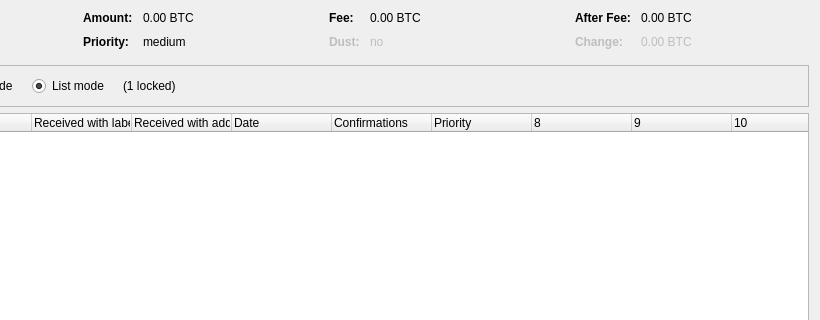
Old version of the form src/qt/forms/coincontroldialog.ui in the repository cuckoocoin/cuckoocoin-core; both pictures show x 180 to 1000 and y 0 to 320 of the 1000 by 500 pixel window.
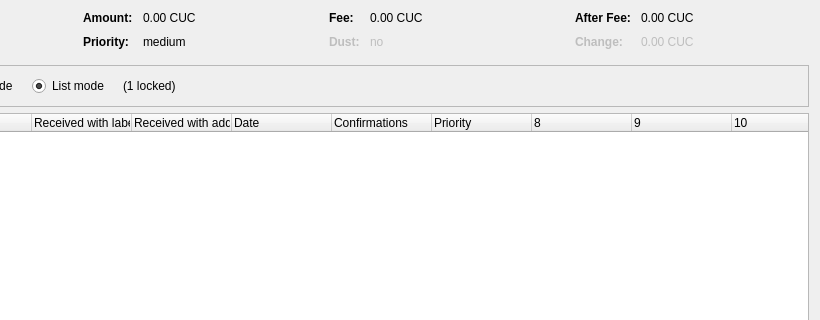
New version of the form. Custom widgets are drawn as their Qt base class.

The edit to the form file:
```diff
--- a/src/qt/forms/coincontroldialog.ui
+++ b/src/qt/forms/coincontroldialog.ui
@@ -132,7 +132,7 @@
           <enum>Qt::ActionsContextMenu</enum>
          </property>
          <property name="text">
-          <string notr="true">0.00 BTC</string>
+          <string notr="true">0.00 CUC</string>
          </property>
          <property name="textInteractionFlags">
           <set>Qt::LinksAccessibleByMouse|Qt::TextSelectableByKeyboard|Qt::TextSelectableByMouse</set>
@@ -206,7 +206,7 @@
           <enum>Qt::ActionsContextMenu</enum>
          </property>
          <property name="text">
-          <string notr="true">0.00 BTC</string>
+          <string notr="true">0.00 CUC</string>
          </property>
          <property name="textInteractionFlags">
           <set>Qt::LinksAccessibleByMouse|Qt::TextSelectableByKeyboard|Qt::TextSelectableByMouse</set>
@@ -286,7 +286,7 @@
           <enum>Qt::ActionsContextMenu</enum>
          </property>
          <property name="text">
-          <string notr="true">0.00 BTC</string>
+          <string notr="true">0.00 CUC</string>
          </property>
          <property name="textInteractionFlags">
           <set>Qt::LinksAccessibleByMouse|Qt::TextSelectableByKeyboard|Qt::TextSelectableByMouse</set>
@@ -321,7 +321,7 @@
           <enum>Qt::ActionsContextMenu</enum>
          </property>
          <property name="text">
-          <string notr="true">0.00 BTC</string>
+          <string notr="true">0.00 CUC</string>
          </property>
          <property name="textInteractionFlags">
           <set>Qt::LinksAccessibleByMouse|Qt::TextSelectableByKeyboard|Qt::TextSelectableByMouse</set>
```
